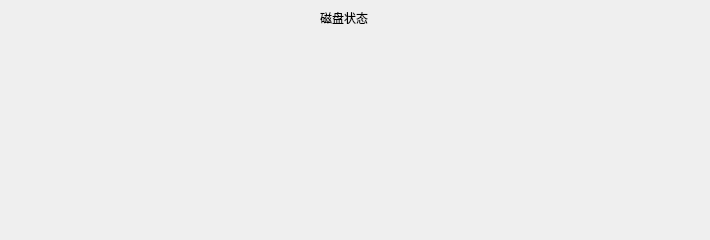
Clarencexiehang/Analog_Operating_System, file disk/disk.ui: the form before one commit.
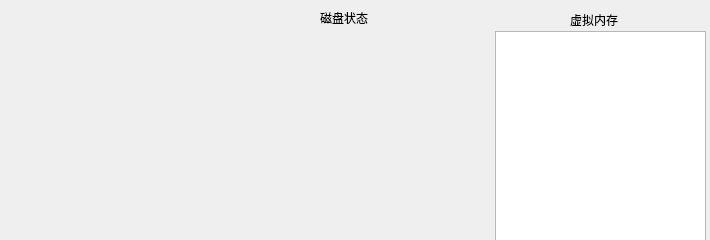
The form after the commit.

```diff
--- a/disk/disk.ui
+++ b/disk/disk.ui
@@ -32,6 +32,29 @@
     <string>磁盘状态</string>
    </property>
   </widget>
+  <widget class="QTableWidget" name="virtualMemory">
+   <property name="geometry">
+    <rect>
+     <x>495</x>
+     <y>31</y>
+     <width>211</width>
+     <height>211</height>
+    </rect>
+   </property>
+  </widget>
+  <widget class="QLabel" name="label_2">
+   <property name="geometry">
+    <rect>
+     <x>570</x>
+     <y>10</y>
+     <width>69</width>
+     <height>20</height>
+    </rect>
+   </property>
+   <property name="text">
+    <string>虚拟内存</string>
+   </property>
+  </widget>
  </widget>
  <resources/>
  <connections/>
```
